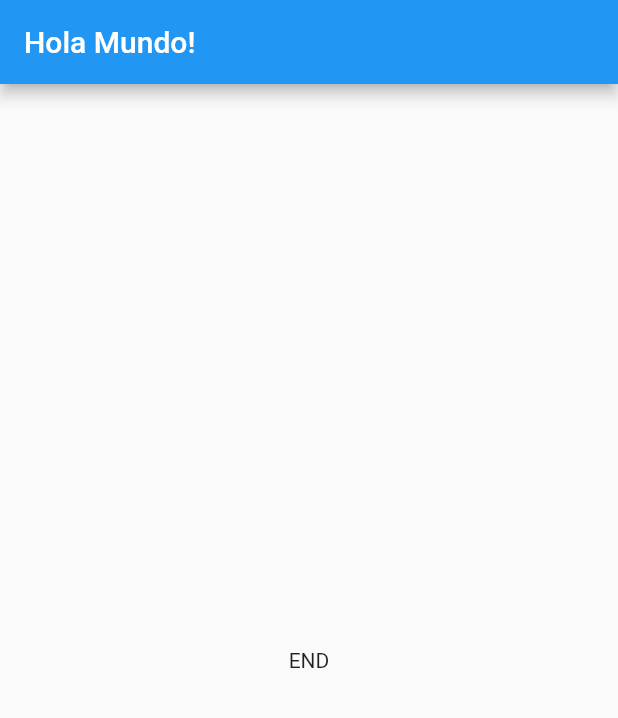
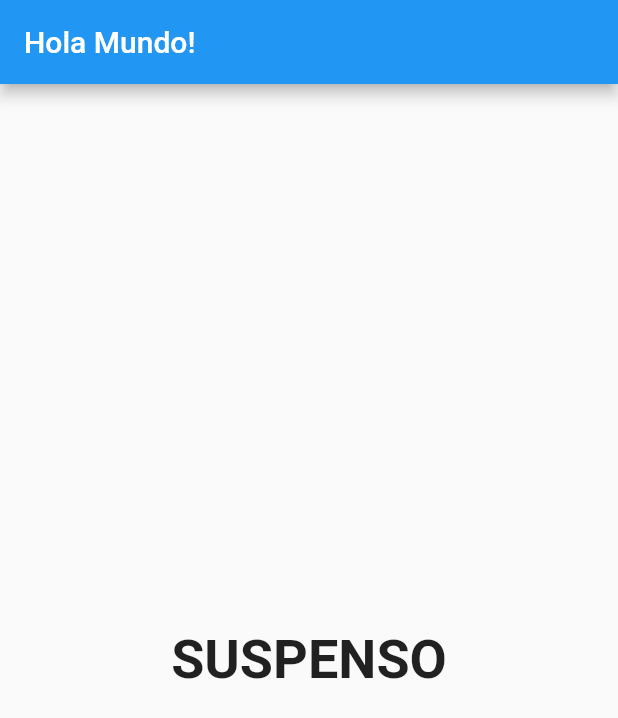
Before and after one commit to Jose-Verdu-Diaz/flutter_tutorial, a Flutter app: the screen it shows after launch, after a tap on "A1.1", after a tap on "A2.2", after a tap on "A3.3", on a phone screen of 412 x 824 dp. Shown: the top 718 px of the screen. Run offline on Flutter 3.47's test engine with Material 2 defaults, Android fonts, the phone set to English and light mode, and no system bars.

Commit message:
Complex structure

```diff
--- a/lib/main.dart
+++ b/lib/main.dart
@@ -15,23 +15,37 @@ class MyApp extends StatefulWidget {
 
 class _MyAppState extends State<MyApp> {
   var _questionIndex = 0;
+  var _totalScore = 0;
 
   final questions = const [
     {
       'question': 'Q1',
-      'answers': ['A1.1', 'A1.2']
+      'answers': [
+        {'text': 'A1.1', 'score': 1},
+        {'text': 'A1.2', 'score': 2}
+      ]
     },
     {
       'question': 'Q2',
-      'answers': ['A2.1', 'A2.2', 'A2.3']
+      'answers': [
+        {'text': 'A2.1', 'score': 1},
+        {'text': 'A2.2', 'score': 2},
+        {'text': 'A2.3', 'score': 3}
+      ]
     },
     {
       'question': 'Q3',
-      'answers': ['A3.1', 'A3.2', 'A3.3', 'A3.4']
+      'answers': [
+        {'text': 'A3.1', 'score': 1},
+        {'text': 'A3.2', 'score': 2},
+        {'text': 'A3.3', 'score': 3},
+        {'text': 'A3.4', 'score': 4}
+      ]
     }
   ];
 
-  void _answerQuestion() {
+  void _answerQuestion(int score) {
+    _totalScore += score;
     setState(() {
       _questionIndex++;
     });
@@ -48,10 +62,10 @@ class _MyAppState extends State<MyApp> {
         ),
         body: _questionIndex < questions.length
             ? Quiz(
-                selectHandler: _answerQuestion,
+                answerQuestion: _answerQuestion,
                 questions: questions,
                 questionIndex: _questionIndex)
-            : Result(),
+            : Result(_totalScore),
       ),
     );
   }
--- a/lib/quiz.dart
+++ b/lib/quiz.dart
@@ -4,12 +4,12 @@ import './question.dart';
 import './answer.dart';
 
 class Quiz extends StatelessWidget {
-  final Function selectHandler;
+  final Function answerQuestion;
   final List<Map<String, Object>> questions;
   final int questionIndex;
 
   Quiz(
-      {@required this.selectHandler,
+      {@required this.answerQuestion,
       @required this.questions,
       @required this.questionIndex});
 
@@ -20,9 +20,10 @@ class Quiz extends StatelessWidget {
         Question(
           questions[questionIndex]['question'],
         ),
-        ...(questions[questionIndex]['answers'] as List<String>)
-            .map((answer) => Answer(selectHandler, answer))
-            .toList()
+        ...(questions[questionIndex]['answers'] as List<Map<String, Object>>)
+            .map((answer) {
+          return Answer(() => answerQuestion(answer['score']), answer['text']);
+        }).toList()
       ],
     );
   }
--- a/lib/result.dart
+++ b/lib/result.dart
@@ -1,10 +1,27 @@
 import 'package:flutter/material.dart';
 
 class Result extends StatelessWidget {
+  final int resultScore;
+
+  Result(this.resultScore);
+
+  String get resultPhrase {
+    String resultText;
+    resultScore < 8 ? resultText = 'SUSPENSO' : resultText = 'APROBADO';
+    return resultText;
+  }
+
   @override
   Widget build(BuildContext context) {
     return Center(
-      child: Text('END'),
+      child: Text(
+        resultPhrase,
+        style: TextStyle(
+          fontSize: 36,
+          fontWeight: FontWeight.bold,
+        ),
+        textAlign: TextAlign.center,
+      ),
     );
   }
 }
```
